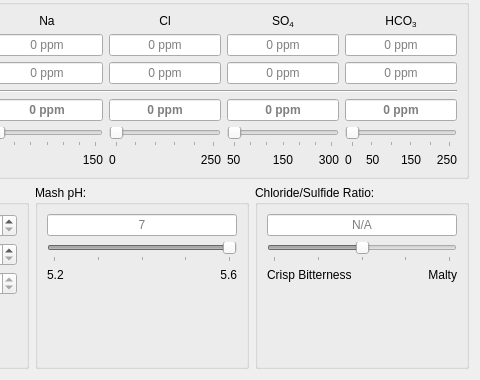
Qt form GUI/Design/TabChemistry.ui (jwjulien/alphabrew) before a commit; both pictures show x 436 to 916 and y 174 to 554 of the 916 by 554 pixel window.
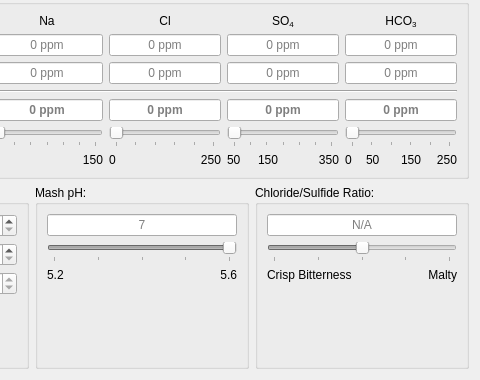
The same form after that commit.

Commit message: corrected bug with acids not posting to recipe

Diff of the .ui file:
```diff
--- a/GUI/Design/TabChemistry.ui
+++ b/GUI/Design/TabChemistry.ui
@@ -1096,6 +1096,12 @@
        <layout class="QHBoxLayout" name="horizontalLayout_3">
         <item>
          <widget class="QLabel" name="lbl_so4_min">
+          <property name="sizePolicy">
+           <sizepolicy hsizetype="Preferred" vsizetype="Preferred">
+            <horstretch>1</horstretch>
+            <verstretch>0</verstretch>
+           </sizepolicy>
+          </property>
           <property name="text">
            <string>50</string>
           </property>
@@ -1103,18 +1109,30 @@
         </item>
         <item>
          <widget class="QLabel" name="lbl_so4_mid">
+          <property name="sizePolicy">
+           <sizepolicy hsizetype="Preferred" vsizetype="Preferred">
+            <horstretch>1</horstretch>
+            <verstretch>0</verstretch>
+           </sizepolicy>
+          </property>
           <property name="text">
            <string>150</string>
           </property>
           <property name="alignment">
-           <set>Qt::AlignCenter</set>
+           <set>Qt::AlignLeading|Qt::AlignLeft|Qt::AlignVCenter</set>
           </property>
          </widget>
         </item>
         <item>
          <widget class="QLabel" name="lbl_so4_max">
+          <property name="sizePolicy">
+           <sizepolicy hsizetype="Preferred" vsizetype="Preferred">
+            <horstretch>2</horstretch>
+            <verstretch>0</verstretch>
+           </sizepolicy>
+          </property>
           <property name="text">
-           <string>300</string>
+           <string>350</string>
           </property>
           <property name="alignment">
            <set>Qt::AlignRight|Qt::AlignTrailing|Qt::AlignVCenter</set>
```
The commit also changes 2 other files.
